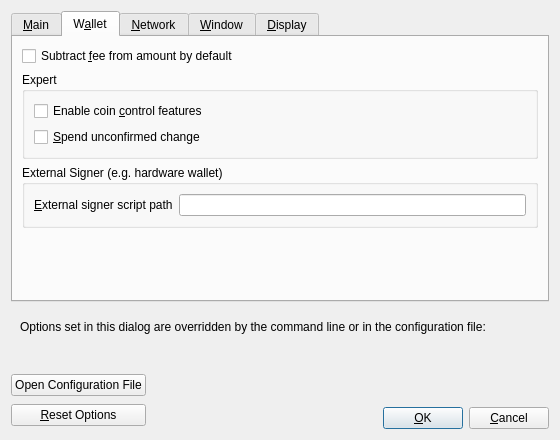
Above: src/qt/forms/optionsdialog.ui from umkoin/umkoin before the change. Below: the same form after it.
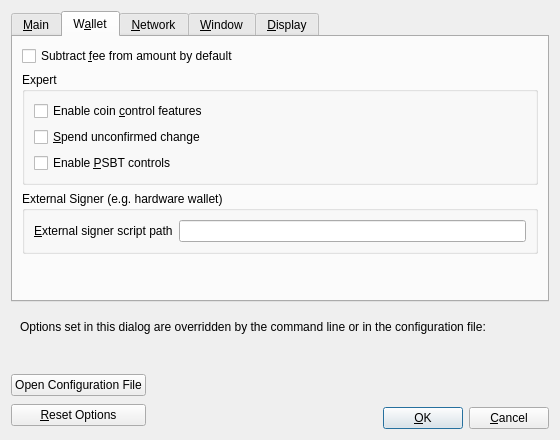
That is the form after the change. The open tabs and pages were chosen to show the change. Custom widgets are drawn as their Qt base class.

The edit to the form file:
```diff
--- a/src/qt/forms/optionsdialog.ui
+++ b/src/qt/forms/optionsdialog.ui
@@ -252,6 +252,16 @@
             </property>
            </widget>
           </item>
+          <item>
+           <widget class="QCheckBox" name="m_enable_psbt_controls">
+            <property name="text">
+             <string extracomment="An options window setting to enable PSBT controls.">Enable &amp;PSBT controls</string>
+            </property>
+            <property name="toolTip">
+             <string extracomment="Tooltip text for options window setting that enables PSBT controls.">Whether to show PSBT controls.</string>
+            </property>
+           </widget>
+          </item>
          </layout>
         </widget>
        </item>
```
